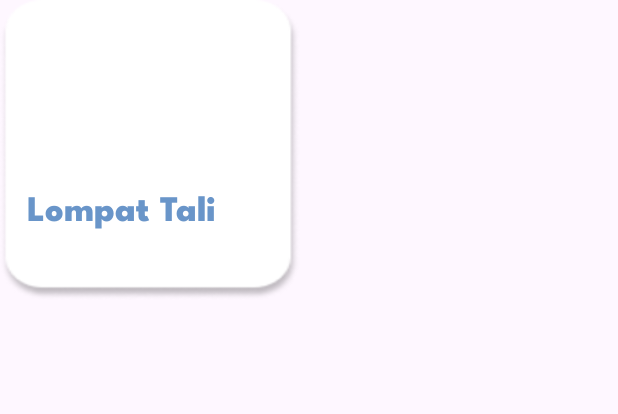
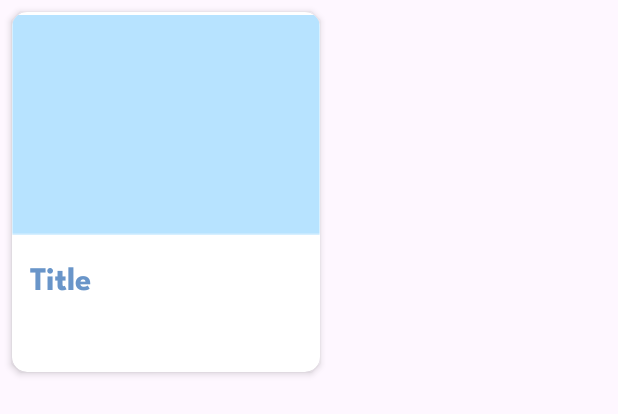
Before and after one commit to Luoxy777/PlaySnap, an Android app: the layout recents_row_item.xml on its own in the app's theme, with its tools: preview values and no code run, on a phone screen of 412 x 824 dp. Shown: the top 414 px of the screen. Run offline under Robolectric (Android 15) with nearby library versions, the phone set to English and light mode, and no system bars.

Commit message:
Naomi UI home page revision

```diff
--- a/PlaySnap Application/app/src/main/res/drawable/ic_display_game.xml
+++ b/PlaySnap Application/app/src/main/res/drawable/ic_display_game.xml
@@ -1,6 +1,6 @@
 <vector xmlns:android="http://schemas.android.com/apk/res/android"
-    android:width="190dp"
-    android:height="100dp"
+    android:width="210dp"
+    android:height="150dp"
     android:viewportWidth="705"
     android:viewportHeight="591">
   <group>
--- a/PlaySnap Application/app/src/main/res/layout/recents_row_item.xml
+++ b/PlaySnap Application/app/src/main/res/layout/recents_row_item.xml
@@ -1,20 +1,38 @@
 <?xml version="1.0" encoding="utf-8"?>
-<androidx.constraintlayout.widget.ConstraintLayout xmlns:android="http://schemas.android.com/apk/res/android"
+<androidx.cardview.widget.CardView xmlns:android="http://schemas.android.com/apk/res/android"
     xmlns:app="http://schemas.android.com/apk/res-auto"
     xmlns:tools="http://schemas.android.com/tools"
-    android:layout_width="200dp"
-    android:layout_height="200dp"
+    android:layout_width="205dp"
+    android:layout_height="240dp"
+    android:layout_margin="8dp"
+    app:cardCornerRadius="10dp"
+    app:cardElevation="3dp"
     android:background="@drawable/card_bg">
 
-    <TextView
+    <LinearLayout
         android:layout_width="match_parent"
-        android:layout_height="wrap_content"
-        android:layout_marginTop="120dp"
-        android:text="Lompat Tali"
-        style="@style/TitleGame"
-        android:paddingLeft="18dp"
-        app:layout_constraintEnd_toEndOf="parent"
-        app:layout_constraintStart_toStartOf="parent"
-        app:layout_constraintTop_toTopOf="parent" />
+        android:layout_height="match_parent"
+        android:orientation="vertical">
 
-</androidx.constraintlayout.widget.ConstraintLayout>
+        <ImageView
+            android:id="@+id/display_game"
+            android:layout_width="match_parent"
+            android:layout_height="wrap_content"
+            app:srcCompat="@drawable/ic_display_game"/>
+
+        <TextView
+            android:id="@+id/title"
+            android:layout_width="match_parent"
+            android:layout_height="wrap_content"
+            android:text="Title"
+            android:layout_marginTop="10dp"
+            android:layout_marginStart="12dp"
+            android:layout_marginEnd="12dp"
+            android:lines="1"
+            android:textColor="@color/dark_blue"
+            android:fontFamily="@font/leaguespartanbold"
+            android:textSize="22dp"/>
+
+    </LinearLayout>
+
+</androidx.cardview.widget.CardView>
```
